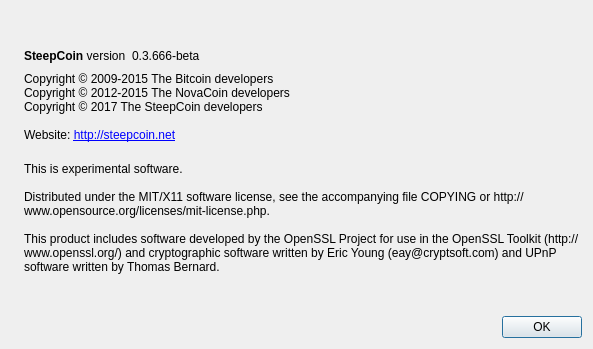
The window that src/qt/forms/aboutdialog.ui (Steepdev/SteepCoin) describes before a commit, drawn with Qt 5.
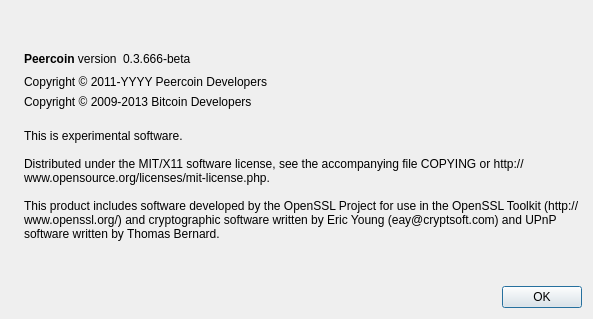
The same window after the commit. Icons and pictures are not drawn.

```diff
--- a/src/qt/forms/aboutdialog.ui
+++ b/src/qt/forms/aboutdialog.ui
@@ -7,7 +7,7 @@
     <x>0</x>
     <y>0</y>
     <width>593</width>
-    <height>349</height>
+    <height>319</height>
    </rect>
   </property>
   <property name="windowTitle">
@@ -50,7 +50,7 @@
           <cursorShape>IBeamCursor</cursorShape>
          </property>
          <property name="text">
-          <string>&lt;b&gt;SteepCoin&lt;/b&gt; version</string>
+          <string>&lt;b&gt;Peercoin&lt;/b&gt; version</string>
          </property>
          <property name="textInteractionFlags">
           <set>Qt::LinksAccessibleByMouse|Qt::TextSelectableByKeyboard|Qt::TextSelectableByMouse</set>
@@ -91,18 +91,26 @@
         <cursorShape>IBeamCursor</cursorShape>
        </property>
        <property name="text">
-        <string>
-Copyright © 2009-2015 The Bitcoin developers&lt;br/&gt;
-Copyright © 2012-2015 The NovaCoin developers&lt;br/&gt;
-Copyright © 2017 The SteepCoin developers&lt;br/&gt;&lt;br/&gt;
-Website: &lt;a href=&quot;http://steepcoin.net&quot;&gt;http://steepcoin.net&lt;/a&gt;
-       </string>
+        <string>Copyright &amp;copy; 2011-YYYY Peercoin Developers</string>
        </property>
        <property name="textFormat">
         <enum>Qt::RichText</enum>
        </property>
-       <property name="openExternalLinks">
-        <bool>true</bool>
+       <property name="textInteractionFlags">
+        <set>Qt::LinksAccessibleByMouse|Qt::TextSelectableByKeyboard|Qt::TextSelectableByMouse</set>
+       </property>
+      </widget>
+     </item>
+     <item>
+      <widget class="QLabel" name="BitcoinCopyrightLabel">
+       <property name="cursor">
+        <cursorShape>IBeamCursor</cursorShape>
+       </property>
+       <property name="text">
+        <string notr="true">Copyright &amp;copy; 2009-2013 Bitcoin Developers</string>
+       </property>
+       <property name="textFormat">
+        <enum>Qt::RichText</enum>
        </property>
        <property name="textInteractionFlags">
         <set>Qt::LinksAccessibleByMouse|Qt::TextSelectableByKeyboard|Qt::TextSelectableByMouse</set>
```
Left out of the diff: 10 changed lines with no effect on the pictures.
